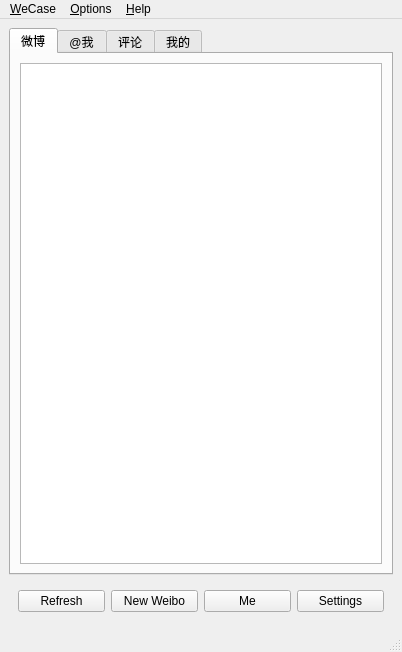
This is ui/MainWindow.ui in WeCase/WeCase as Qt 5 draws it before an edit. The edited form follows.
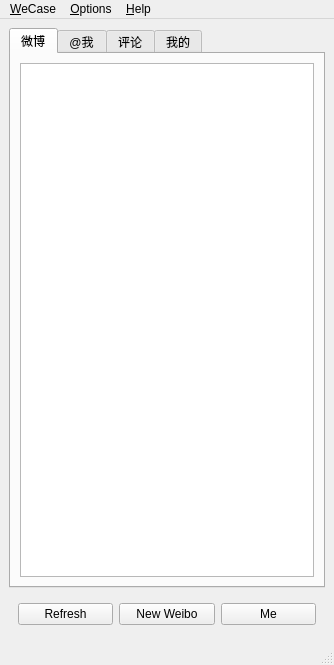
This is the edited form. Icons and pictures are not drawn.

Commit message: 去除多余的 Settings 按钮，让 UI 可以更窄一些

The edit to the form file:
```diff
--- a/ui/MainWindow.ui
+++ b/ui/MainWindow.ui
@@ -6,8 +6,8 @@
    <rect>
     <x>0</x>
     <y>0</y>
-    <width>402</width>
-    <height>652</height>
+    <width>334</width>
+    <height>665</height>
    </rect>
   </property>
   <property name="windowTitle">
@@ -122,13 +122,6 @@
          </property>
         </widget>
        </item>
-       <item row="0" column="3">
-        <widget class="QPushButton" name="pushButton_settings">
-         <property name="text">
-          <string>Settings</string>
-         </property>
-        </widget>
-       </item>
       </layout>
      </widget>
     </item>
@@ -142,8 +135,8 @@
     <rect>
      <x>0</x>
      <y>0</y>
-     <width>402</width>
-     <height>24</height>
+     <width>334</width>
+     <height>22</height>
     </rect>
    </property>
    <property name="sizePolicy">
```
The commit also changes 2 other files.
